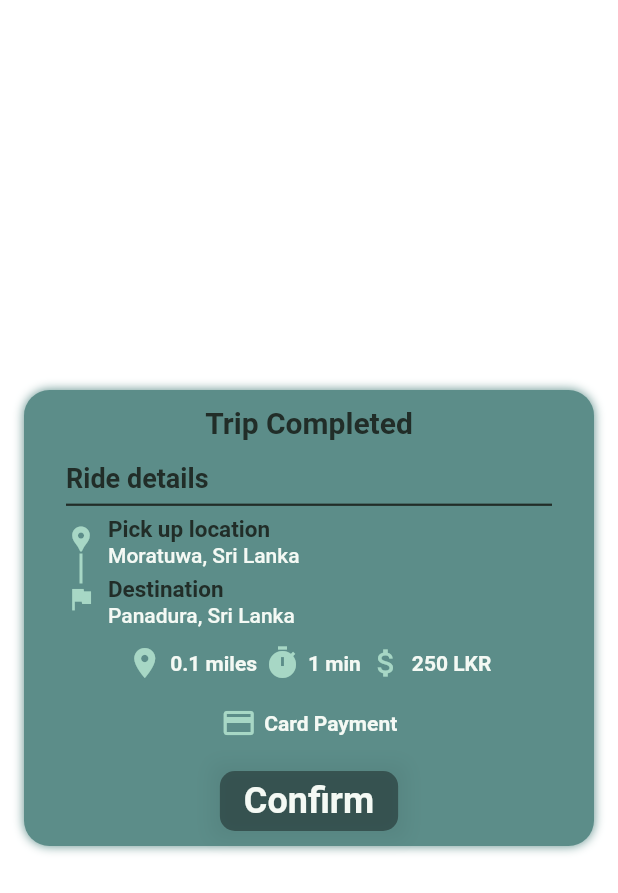
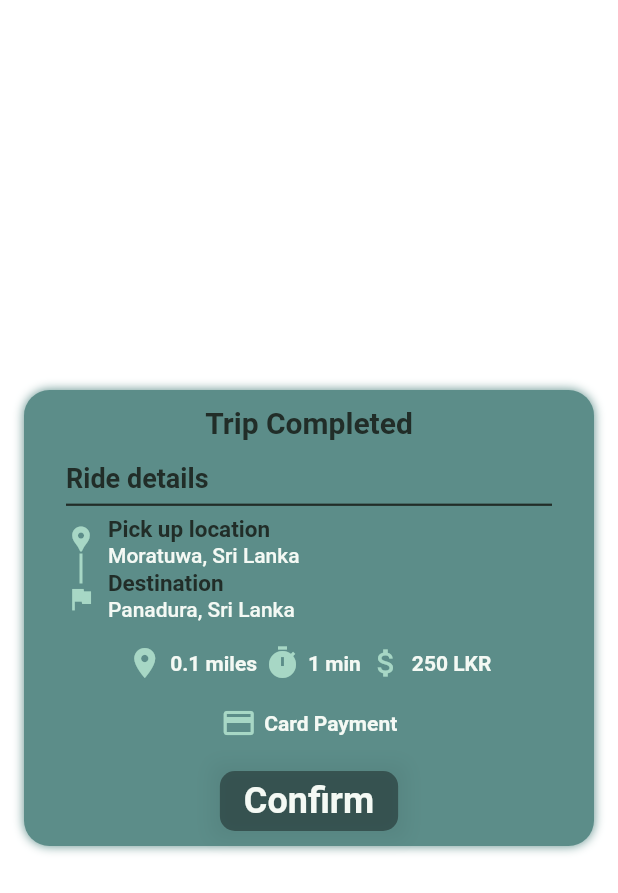
Before and after one commit to rideXmora/Driver-app, a Flutter app: the TripCompleted screen opened directly with empty values, on a phone screen of 412 x 824 dp. Shown: the top 893 px of the screen. Run offline on Flutter 3.47's test engine with Material 2 defaults, Android fonts, the phone set to English and light mode, and no system bars; our stand-ins replace flutter_multi_formatter, flutter_svg, get, google_maps_flutter, jwt_decoder, lottie and 3 more; accounts and stored records are empty.

Commit message:
pixel error correction

```diff
--- a/driver_app/lib/pages/home/map_screens/widgets/pop_up/trip_completed.dart
+++ b/driver_app/lib/pages/home/map_screens/widgets/pop_up/trip_completed.dart
@@ -117,7 +117,7 @@ class TripCompleted extends StatelessWidget {
                                 crossAxisAlignment: CrossAxisAlignment.start,
                                 children: [
                                   Container(
-                                    height: 30,
+                                    height: 34,
                                     child: Column(
                                       crossAxisAlignment:
                                           CrossAxisAlignment.start,
@@ -142,10 +142,10 @@ class TripCompleted extends StatelessWidget {
                                     ),
                                   ),
                                   SizedBox(
-                                    height: 10,
+                                    height: 2,
                                   ),
                                   Container(
-                                    height: 30,
+                                    height: 34,
                                     child: Column(
                                       crossAxisAlignment:
                                           CrossAxisAlignment.start,
```
